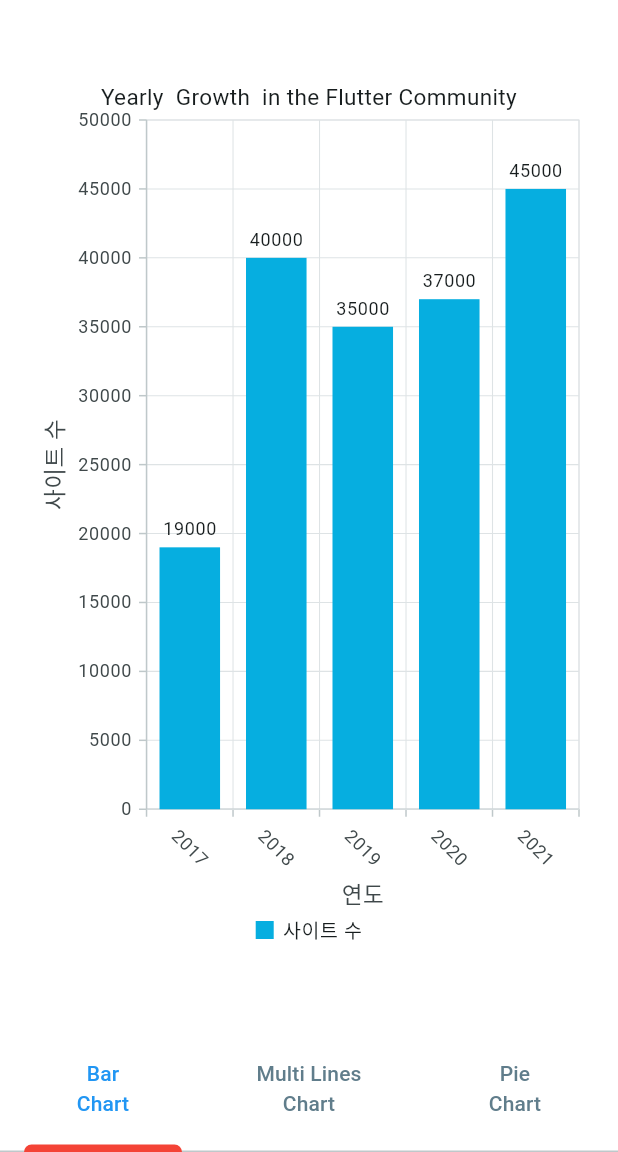
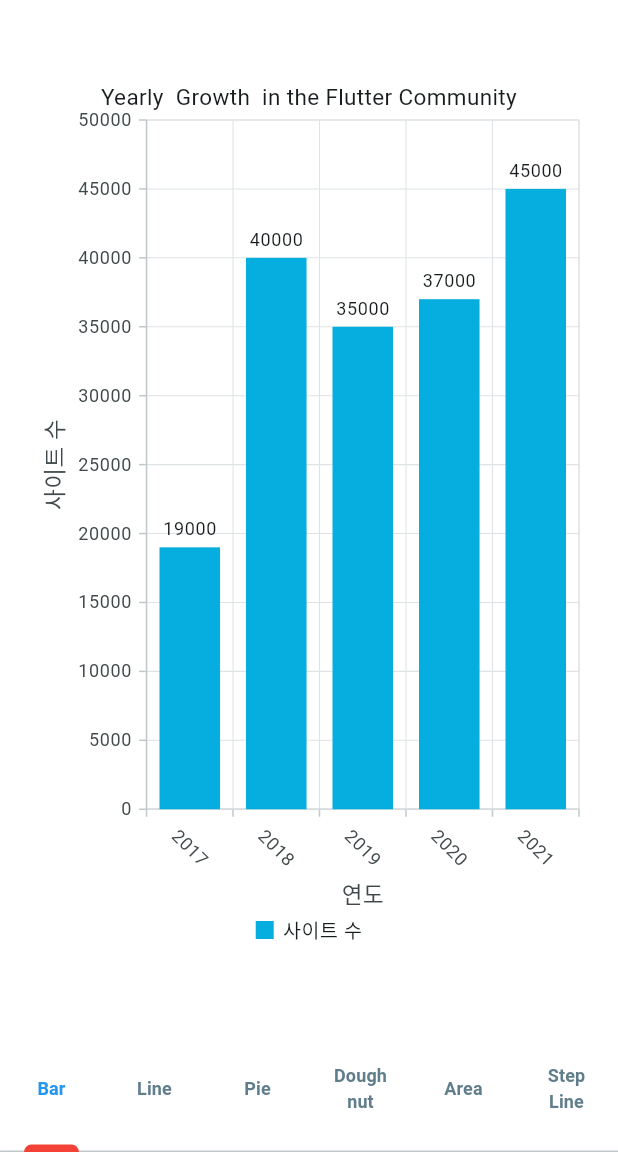
Before and after one commit to KorWeiss/chart_example, a Flutter app: the screen it shows after launch, on a phone screen of 412 x 824 dp, the part 84-1236 px from its top. Run offline on Flutter 3.47's test engine with Material 3 defaults, Android fonts, the light colour scheme and no system bars; our stand-ins replace get, syncfusion_flutter_charts.

Commit message:
Home 탭 6개로 수정

```diff
--- a/chart_example_app/lib/view/home.dart
+++ b/chart_example_app/lib/view/home.dart
@@ -1,6 +1,8 @@
 
 import 'package:chart_example_app/model/developer_data.dart';
+import 'package:chart_example_app/view/area.dart';
 import 'package:chart_example_app/view/bar.dart';
+import 'package:chart_example_app/view/doughnut.dart';
 import 'package:chart_example_app/view/line.dart';
 import 'package:chart_example_app/view/pie.dart';
 import 'package:flutter/material.dart';
@@ -26,7 +28,7 @@
   @override
   void initState() { //페이지가 새로 생성 될때 무조건 1번 사용 됨
     super.initState();
-    tabbarController = TabController(length: 3, vsync: this);
+    tabbarController = TabController(length: 6, vsync: this);
     _chartData = [];
     _addData();
 
@@ -57,6 +59,9 @@
           Bar(chartData: _chartData , tooltipBehavior: _tooltipBehavior),
           Line(chartData: _chartData, tooltipBehavior: _tooltipBehavior),
           Pie(chartData: _chartData, tooltipBehavior: _tooltipBehavior),
+          Doughnut(chartData: _chartData , tooltipBehavior: _tooltipBehavior),
+          Area(list: _chartData, tooltipBehavior: _tooltipBehavior),
+          Pie(chartData: _chartData, tooltipBehavior: _tooltipBehavior),
         ],
       ),
       bottomNavigationBar: Container(
@@ -72,9 +77,36 @@
 
           isScrollable: false,
           tabs: [
-            Tab(child: Center(child: Text('Bar\nChart', textAlign: TextAlign.center,))),
-            Tab(child: Center(child: Text('Multi Lines\nChart', textAlign: TextAlign.center,))),
-            Tab(child: Center(child: Text('Pie\nChart', textAlign: TextAlign.center,))),
+            Tab(child:
+              Center(child:
+                Text('Bar', textAlign: TextAlign.center,style: TextStyle(fontSize: 12, fontWeight: FontWeight.bold),),
+              ),
+            ),
+            Tab(child:
+              Center(child:
+                Text('Line', textAlign: TextAlign.center,style: TextStyle(fontSize: 12 , fontWeight: FontWeight.bold),),
+              ),
+            ),
+            Tab(child:
+              Center(child:
+                Text('Pie', textAlign: TextAlign.center,style: TextStyle(fontSize: 12, fontWeight: FontWeight.bold),),
+              ),
+            ),
+            Tab(child:
+              Center(child:
+                Text('Doughnut', textAlign: TextAlign.center,style: TextStyle(fontSize: 12, fontWeight: FontWeight.bold),),
+              ),
+            ),
+            Tab(child:
+              Center(child:
+                Text('Area', textAlign: TextAlign.center,style: TextStyle(fontSize: 12, fontWeight: FontWeight.bold),),
+              ),
+            ),
+            Tab(child:
+              Center(child:
+                Text('Step\nLine', textAlign: TextAlign.center,style: TextStyle(fontSize: 12, fontWeight: FontWeight.bold),),
+              ),
+            ),
           ],
         ),
 
```
